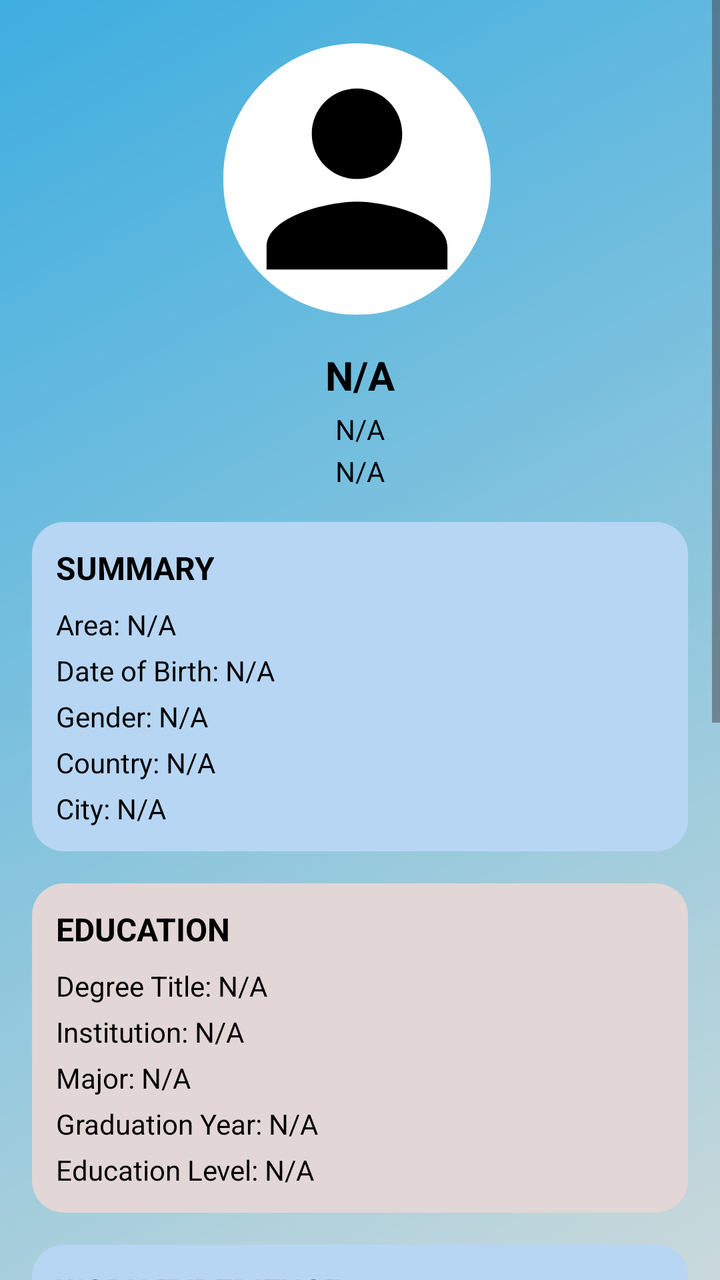
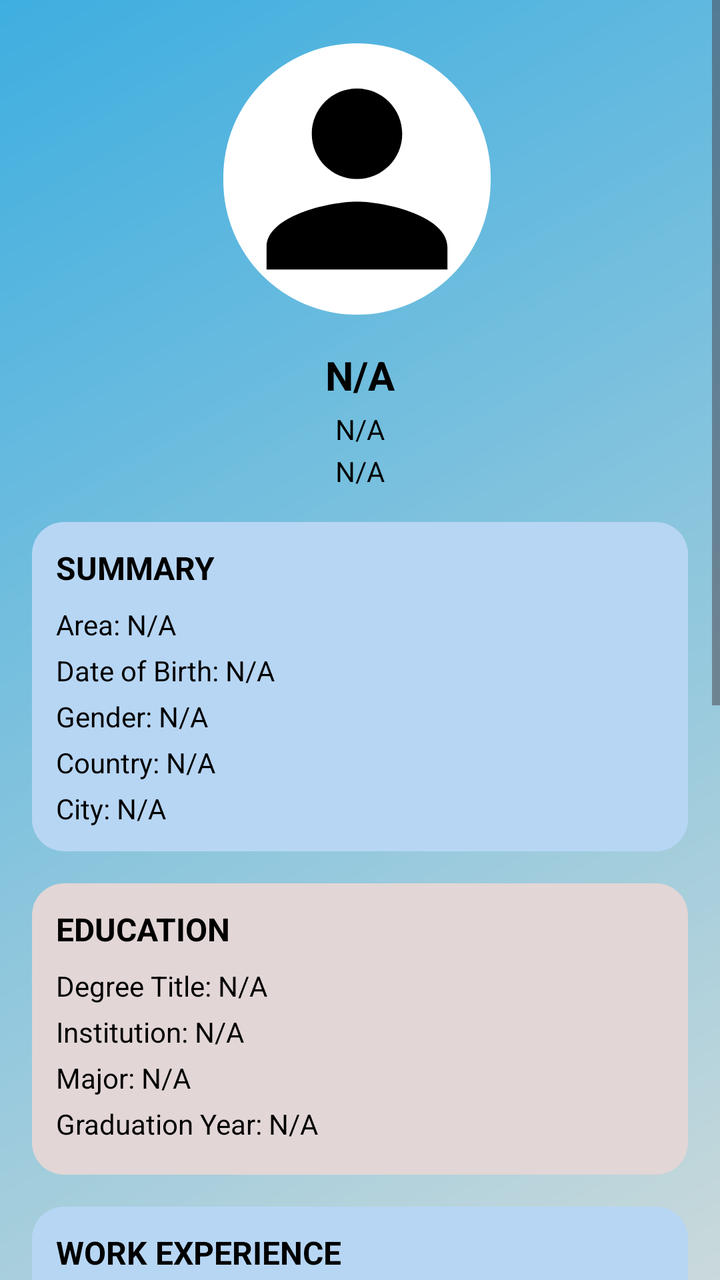

The first picture is an Android layout as it rendered before a commit; the second is the same layout after the commit. The layout source and the unified diff follow.
<!-- AndroidManifest.xml: application theme Theme.CV_Builder -->
<!-- res/layout/activity_result.xml -->
<?xml version="1.0" encoding="utf-8"?>
<ScrollView xmlns:android="http://schemas.android.com/apk/res/android"
    xmlns:app="http://schemas.android.com/apk/res-auto"
    android:id="@+id/main"
    android:layout_width="match_parent"
    android:layout_height="match_parent"
    android:background="@drawable/splash_background">

    <LinearLayout
        android:layout_width="match_parent"
        android:layout_height="wrap_content"
        android:orientation="vertical"
        android:padding="16dp">

        
        <LinearLayout
            android:layout_width="match_parent"
            android:layout_height="wrap_content"
            android:orientation="vertical"
            android:gravity="center_horizontal">

            <com.google.android.material.imageview.ShapeableImageView
                android:id="@+id/ivProfilePictureResult"
                android:layout_width="150dp"
                android:layout_height="150dp"
                android:layout_marginBottom="8dp"
                app:shapeAppearanceOverlay="@style/CircleImageView"
                android:background="@android:drawable/picture_frame"
                android:scaleType="centerCrop"
                android:src="@drawable/ic_profile_placeholder" />

            <TextView
                android:id="@+id/tvFullName"
                android:layout_width="wrap_content"
                android:layout_height="wrap_content"
                android:text="N/A"
                android:textSize="20sp"
                android:textStyle="bold"
                android:textColor="#000000"
                android:layout_marginBottom="4dp" />

            <TextView
                android:id="@+id/tvEmail"
                android:layout_width="wrap_content"
                android:layout_height="wrap_content"
                android:text="N/A"
                android:textSize="14sp"
                android:textColor="#000000"
                android:layout_marginBottom="2dp" />

            <TextView
                android:id="@+id/tvPhone"
                android:layout_width="wrap_content"
                android:layout_height="wrap_content"
                android:text="N/A"
                android:textSize="14sp"
                android:textColor="#000000"
                android:layout_marginBottom="16dp" />
        </LinearLayout>

        
        <LinearLayout
            android:layout_width="match_parent"
            android:layout_height="wrap_content"
            android:orientation="vertical"
            android:background="@drawable/rounded_background"
            android:padding="12dp"
            android:layout_marginBottom="16dp">

            <TextView
                android:layout_width="wrap_content"
                android:layout_height="wrap_content"
                android:text="SUMMARY"
                android:textSize="16sp"
                android:textStyle="bold"
                android:textColor="#000000"
                android:layout_marginBottom="8dp" />

            <TextView
                android:id="@+id/tvArea"
                android:layout_width="wrap_content"
                android:layout_height="wrap_content"
                android:text="Area: N/A"
                android:textSize="14sp"
                android:textColor="#000000"
                android:layout_marginBottom="4dp" />

            <TextView
                android:id="@+id/tvDob"
                android:layout_width="wrap_content"
                android:layout_height="wrap_content"
                android:text="Date of Birth: N/A"
                android:textSize="14sp"
                android:textColor="#000000"
                android:layout_marginBottom="4dp" />

            <TextView
                android:id="@+id/tvGender"
                android:layout_width="wrap_content"
                android:layout_height="wrap_content"
                android:text="Gender: N/A"
                android:textSize="14sp"
                android:textColor="#000000"
                android:layout_marginBottom="4dp" />

            <TextView
                android:id="@+id/tvCountry"
                android:layout_width="wrap_content"
                android:layout_height="wrap_content"
                android:text="Country: N/A"
                android:textSize="14sp"
                android:textColor="#000000"
                android:layout_marginBottom="4dp" />

            <TextView
                android:id="@+id/tvCity"
                android:layout_width="wrap_content"
                android:layout_height="wrap_content"
                android:text="City: N/A"
                android:textSize="14sp"
                android:textColor="#000000" />
        </LinearLayout>

        
        <LinearLayout
            android:layout_width="match_parent"
            android:layout_height="wrap_content"
            android:orientation="vertical"
            android:background="@drawable/rounded_background_gray"
            android:padding="12dp"
            android:layout_marginBottom="16dp">

            <TextView
                android:layout_width="wrap_content"
                android:layout_height="wrap_content"
                android:text="EDUCATION"
                android:textSize="16sp"
                android:textStyle="bold"
                android:textColor="#000000"
                android:layout_marginBottom="8dp" />

            <TextView
                android:id="@+id/tvDegreeTitle"
                android:layout_width="wrap_content"
                android:layout_height="wrap_content"
                android:text="Degree Title: N/A"
                android:textSize="14sp"
                android:textColor="#000000"
                android:layout_marginBottom="4dp" />

            <TextView
                android:id="@+id/tvInstitution"
                android:layout_width="wrap_content"
                android:layout_height="wrap_content"
                android:text="Institution: N/A"
                android:textSize="14sp"
                android:textColor="#000000"
                android:layout_marginBottom="4dp" />

            <TextView
                android:id="@+id/tvMajor"
                android:layout_width="wrap_content"
                android:layout_height="wrap_content"
                android:text="Major: N/A"
                android:textSize="14sp"
                android:textColor="#000000"
                android:layout_marginBottom="4dp" />

            <TextView
                android:id="@+id/tvGradYear"
                android:layout_width="wrap_content"
                android:layout_height="wrap_content"
                android:text="Graduation Year: N/A"
                android:textSize="14sp"
                android:textColor="#000000"
                android:layout_marginBottom="4dp" />

            <TextView
                android:id="@+id/tvEducationLevel"
                android:layout_width="wrap_content"
                android:layout_height="wrap_content"
                android:text="Education Level: N/A"
                android:textSize="14sp"
                android:textColor="#000000" />
        </LinearLayout>

        
        <LinearLayout
            android:layout_width="match_parent"
            android:layout_height="wrap_content"
            android:background="@drawable/rounded_background"
            android:orientation="vertical"
            android:padding="12dp"
            android:layout_marginBottom="16dp">

            <TextView
                android:layout_width="wrap_content"
                android:layout_height="wrap_content"
                android:text="WORK EXPERIENCE"
                android:textSize="16sp"
                android:textStyle="bold"
                android:textColor="#000000"
                android:layout_marginBottom="8dp" />

            <TextView
                android:id="@+id/tvCompanyName"
                android:layout_width="wrap_content"
                android:layout_height="wrap_content"
                android:text="Company: N/A"
                android:textSize="14sp"
                android:textColor="#000000"
                android:layout_marginBottom="4dp" />

            <TextView
                android:id="@+id/tvJobTitle"
                android:layout_width="wrap_content"
                android:layout_height="wrap_content"
                android:text="Job Title: N/A"
                android:textSize="14sp"
                android:textColor="#000000"
                android:layout_marginBottom="4dp" />

            <TextView
                android:id="@+id/tvStartDate"
                android:layout_width="wrap_content"
                android:layout_height="wrap_content"
                android:text="Start Date: N/A"
                android:textSize="14sp"
                android:textColor="#000000"
                android:layout_marginBottom="4dp" />

            <TextView
                android:id="@+id/tvEndDate"
                android:layout_width="wrap_content"
                android:layout_height="wrap_content"
                android:text="End Date: N/A"
                android:textSize="14sp"
                android:textColor="#000000"
                android:layout_marginBottom="4dp" />

            <TextView
                android:id="@+id/tvResponsibilities"
                android:layout_width="wrap_content"
                android:layout_height="wrap_content"
                android:text="Responsibilities: N/A"
                android:textSize="14sp"
                android:textColor="#000000"
                android:layout_marginBottom="4dp" />

            <TextView
                android:id="@+id/tvTechnologies"
                android:layout_width="wrap_content"
                android:layout_height="wrap_content"
                android:text="Technologies: N/A"
                android:textSize="14sp"
                android:textColor="#000000" />
        </LinearLayout>

        
        <LinearLayout
            android:layout_width="match_parent"
            android:layout_height="wrap_content"
            android:orientation="vertical"
            android:background="@drawable/rounded_background_gray"
            android:padding="12dp"
            android:layout_marginBottom="16dp">

            <TextView
                android:layout_width="wrap_content"
                android:layout_height="wrap_content"
                android:text="SKILLS &amp; CERTIFICATIONS"
                android:textSize="16sp"
                android:textStyle="bold"
                android:textColor="#000000"
                android:layout_marginBottom="8dp" />

            <TextView
                android:id="@+id/tvSkills"
                android:layout_width="wrap_content"
                android:layout_height="wrap_content"
                android:text="Skills: N/A"
                android:textSize="14sp"
                android:textColor="#000000"
                android:layout_marginBottom="4dp" />

            <TextView
                android:id="@+id/tvCertifications"
                android:layout_width="wrap_content"
                android:layout_height="wrap_content"
                android:text="Certifications: N/A"
                android:textSize="14sp"
                android:textColor="#000000" />
        </LinearLayout>

        
        <LinearLayout
            android:layout_width="match_parent"
            android:layout_height="wrap_content"
            android:orientation="vertical"
            android:background="@drawable/rounded_background"
            android:padding="12dp"
            android:layout_marginBottom="16dp">

            <TextView
                android:layout_width="wrap_content"
                android:layout_height="wrap_content"
                android:text="REFERENCES"
                android:textSize="16sp"
                android:textStyle="bold"
                android:textColor="#000000"
                android:layout_marginBottom="8dp" />

            <TextView
                android:id="@+id/tvRef1"
                android:layout_width="wrap_content"
                android:layout_height="wrap_content"
                android:text="Reference 1: N/A"
                android:textSize="14sp"
                android:textColor="#000000"
                android:layout_marginBottom="8dp" />

            <TextView
                android:id="@+id/tvRef2"
                android:layout_width="wrap_content"
                android:layout_height="wrap_content"
                android:text="Reference 2: N/A"
                android:textSize="14sp"
                android:textColor="#000000" />
        </LinearLayout>

        
        <Button
            android:id="@+id/downloadCV"
            android:layout_width="match_parent"
            android:layout_height="wrap_content"
            android:text="Download CV"
            android:textSize="16sp"
            android:backgroundTint="#2196F3"
            android:textColor="#FFFFFF"
            android:layout_marginTop="16dp" />

    </LinearLayout>
</ScrollView>
<!-- resources referenced by this layout -->
<resources>
  <!-- drawable ic_profile_placeholder (drawable) -->
  <vector xmlns:android="http://schemas.android.com/apk/res/android" android:height="24dp" android:tint="#000000" android:viewportHeight="24" android:viewportWidth="24" android:width="24dp">
        
      <path android:fillColor="@android:color/white" android:pathData="M12,12c2.21,0 4,-1.79 4,-4s-1.79,-4 -4,-4 -4,1.79 -4,4 1.79,4 4,4zM12,14c-2.67,0 -8,1.34 -8,4v2h16v-2c0,-2.66 -5.33,-4 -8,-4z"/>
      
  </vector>
  <!-- drawable rounded_background (drawable) -->
  <?xml version="1.0" encoding="utf-8"?>
  <shape xmlns:android="http://schemas.android.com/apk/res/android">
      
      <solid android:color="#B7D6F4" />
  
      <corners android:radius="16dp" />
  </shape>
  <!-- drawable rounded_background_gray (drawable) -->
  <?xml version="1.0" encoding="utf-8"?>
  <shape xmlns:android="http://schemas.android.com/apk/res/android">
      <solid android:color="#E2D6D6" />
      <corners android:radius="16dp" />
  </shape>
  <!-- drawable splash_background (drawable) -->
  <?xml version="1.0" encoding="utf-8"?>
  <shape xmlns:android="http://schemas.android.com/apk/res/android">
      <gradient
          android:startColor="#CAD9DB"
          android:endColor="#3EAEE0"
          android:angle="135" />
  </shape>
  <style name="CircleImageView" parent="Widget.MaterialComponents.ShapeableImageView">
          <item name="cornerSize">50%</item>
          <item name="backgroundColor">@android:color/white</item>
      </style>
  <style name="Theme.CV_Builder" parent="Base.Theme.CV_Builder" />
  <style name="Base.Theme.CV_Builder" parent="Theme.Material3.DayNight.NoActionBar">
          
          
      </style>
</resources>

<!-- the commit's change to res/layout/activity_result.xml (unified diff, before → after) -->
@@ -174,12 +174,95 @@
                 android:textSize="14sp"
                 android:textColor="#000000"
                 android:layout_marginBottom="4dp" />
-
-            <TextView
-                android:id="@+id/tvEducationLevel"
-                android:layout_width="wrap_content"
-                android:layout_height="wrap_content"
-                android:text="Education Level: N/A"
+        </LinearLayout>
+
+        
+        <LinearLayout
+            android:layout_width="match_parent"
+            android:layout_height="wrap_content"
+            android:background="@drawable/rounded_background"
+            android:orientation="vertical"
+            android:padding="12dp"
+            android:layout_marginBottom="16dp">
+
+            <TextView
+                android:layout_width="wrap_content"
+                android:layout_height="wrap_content"
+                android:text="WORK EXPERIENCE"
+                android:textSize="16sp"
+                android:textStyle="bold"
+                android:textColor="#000000"
+                android:layout_marginBottom="8dp" />
+
+            <TextView
+                android:id="@+id/tvCompanyName"
+                android:layout_width="wrap_content"
+                android:layout_height="wrap_content"
+                android:text="Company: N/A"
+                android:textSize="14sp"
+                android:textColor="#000000"
+                android:layout_marginBottom="4dp" />
+
+            <TextView
+                android:id="@+id/tvJobTitle"
+                android:layout_width="wrap_content"
+                android:layout_height="wrap_content"
+                android:text="Job Title: N/A"
+                android:textSize="14sp"
+                android:textColor="#000000"
+                android:layout_marginBottom="4dp" />
+
+            <TextView
+                android:id="@+id/tvStartDate"
+                android:layout_width="wrap_content"
+                android:layout_height="wrap_content"
+                android:text="Start Date: N/A"
+                android:textSize="14sp"
+                android:textColor="#000000"
+                android:layout_marginBottom="4dp" />
+
+            <TextView
+                android:id="@+id/tvEndDate"
+                android:layout_width="wrap_content"
+                android:layout_height="wrap_content"
+                android:text="End Date: N/A"
+                android:textSize="14sp"
+                android:textColor="#000000"
+                android:layout_marginBottom="4dp" />
+        </LinearLayout>
+
+        
+        <LinearLayout
+            android:layout_width="match_parent"
+            android:layout_height="wrap_content"
+            android:orientation="vertical"
+            android:background="@drawable/rounded_background_gray"
+            android:padding="12dp"
+            android:layout_marginBottom="16dp">
+
+            <TextView
+                android:layout_width="wrap_content"
+                android:layout_height="wrap_content"
+                android:text="SKILLS &amp; CERTIFICATIONS"
+                android:textSize="16sp"
+                android:textStyle="bold"
+                android:textColor="#000000"
+                android:layout_marginBottom="8dp" />
+
+            <TextView
+                android:id="@+id/tvSkills"
+                android:layout_width="wrap_content"
+                android:layout_height="wrap_content"
+                android:text="Skills: N/A"
+                android:textSize="14sp"
+                android:textColor="#000000"
+                android:layout_marginBottom="4dp" />
+
+            <TextView
+                android:id="@+id/tvCertifications"
+                android:layout_width="wrap_content"
+                android:layout_height="wrap_content"
+                android:text="Certifications: N/A"
                 android:textSize="14sp"
                 android:textColor="#000000" />
         </LinearLayout>
@@ -188,116 +271,8 @@
         <LinearLayout
             android:layout_width="match_parent"
             android:layout_height="wrap_content"
+            android:orientation="vertical"
             android:background="@drawable/rounded_background"
-            android:orientation="vertical"
-            android:padding="12dp"
-            android:layout_marginBottom="16dp">
-
-            <TextView
-                android:layout_width="wrap_content"
-                android:layout_height="wrap_content"
-                android:text="WORK EXPERIENCE"
-                android:textSize="16sp"
-                android:textStyle="bold"
-                android:textColor="#000000"
-                android:layout_marginBottom="8dp" />
-
-            <TextView
-                android:id="@+id/tvCompanyName"
-                android:layout_width="wrap_content"
-                android:layout_height="wrap_content"
-                android:text="Company: N/A"
-                android:textSize="14sp"
-                android:textColor="#000000"
-                android:layout_marginBottom="4dp" />
-
-            <TextView
-                android:id="@+id/tvJobTitle"
-                android:layout_width="wrap_content"
-                android:layout_height="wrap_content"
-                android:text="Job Title: N/A"
-                android:textSize="14sp"
-                android:textColor="#000000"
-                android:layout_marginBottom="4dp" />
-
-            <TextView
-                android:id="@+id/tvStartDate"
-                android:layout_width="wrap_content"
-                android:layout_height="wrap_content"
-                android:text="Start Date: N/A"
-                android:textSize="14sp"
-                android:textColor="#000000"
-                android:layout_marginBottom="4dp" />
-
-            <TextView
-                android:id="@+id/tvEndDate"
-                android:layout_width="wrap_content"
-                android:layout_height="wrap_content"
-                android:text="End Date: N/A"
-                android:textSize="14sp"
-                android:textColor="#000000"
-                android:layout_marginBottom="4dp" />
-
-            <TextView
-                android:id="@+id/tvResponsibilities"
-                android:layout_width="wrap_content"
-                android:layout_height="wrap_content"
-                android:text="Responsibilities: N/A"
-                android:textSize="14sp"
-                android:textColor="#000000"
-                android:layout_marginBottom="4dp" />
-
-            <TextView
-                android:id="@+id/tvTechnologies"
-                android:layout_width="wrap_content"
-                android:layout_height="wrap_content"
-                android:text="Technologies: N/A"
-                android:textSize="14sp"
-                android:textColor="#000000" />
-        </LinearLayout>
-
-        
-        <LinearLayout
-            android:layout_width="match_parent"
-            android:layout_height="wrap_content"
-            android:orientation="vertical"
-            android:background="@drawable/rounded_background_gray"
-            android:padding="12dp"
-            android:layout_marginBottom="16dp">
-
-            <TextView
-                android:layout_width="wrap_content"
-                android:layout_height="wrap_content"
-                android:text="SKILLS &amp; CERTIFICATIONS"
-                android:textSize="16sp"
-                android:textStyle="bold"
-                android:textColor="#000000"
-                android:layout_marginBottom="8dp" />
-
-            <TextView
-                android:id="@+id/tvSkills"
-                android:layout_width="wrap_content"
-                android:layout_height="wrap_content"
-                android:text="Skills: N/A"
-                android:textSize="14sp"
-                android:textColor="#000000"
-                android:layout_marginBottom="4dp" />
-
-            <TextView
-                android:id="@+id/tvCertifications"
-                android:layout_width="wrap_content"
-                android:layout_height="wrap_content"
-                android:text="Certifications: N/A"
-                android:textSize="14sp"
-                android:textColor="#000000" />
-        </LinearLayout>
-
-        
-        <LinearLayout
-            android:layout_width="match_parent"
-            android:layout_height="wrap_content"
-            android:orientation="vertical"
-            android:background="@drawable/rounded_background"
             android:padding="12dp"
             android:layout_marginBottom="16dp">
 
@@ -311,21 +286,49 @@
                 android:layout_marginBottom="8dp" />
 
             <TextView
-                android:id="@+id/tvRef1"
-                android:layout_width="wrap_content"
-                android:layout_height="wrap_content"
-                android:text="Reference 1: N/A"
-                android:textSize="14sp"
-                android:textColor="#000000"
-                android:layout_marginBottom="8dp" />
-
-            <TextView
-                android:id="@+id/tvRef2"
-                android:layout_width="wrap_content"
-                android:layout_height="wrap_content"
-                android:text="Reference 2: N/A"
-                android:textSize="14sp"
-                android:textColor="#000000" />
+                android:id="@+id/tvRefName"
+                android:layout_width="wrap_content"
+                android:layout_height="wrap_content"
+                android:text="Reference Name: N/A"
+                android:textSize="14sp"
+                android:textColor="#000000"
+                android:layout_marginBottom="8dp" />
+
+            <TextView
+                android:id="@+id/tvRefJob"
+                android:layout_width="wrap_content"
+                android:layout_height="wrap_content"
+                android:text="Reference Job: N/A"
+                android:textSize="14sp"
+                android:textColor="#000000"
+                android:layout_marginBottom="8dp" />
+
+            <TextView
+                android:id="@+id/tvRefCompany"
+                android:layout_width="wrap_content"
+                android:layout_height="wrap_content"
+                android:text="Reference Company: N/A"
+                android:textSize="14sp"
+                android:textColor="#000000"
+                android:layout_marginBottom="8dp" />
+
+            <TextView
+                android:id="@+id/tvRefEmail"
+                android:layout_width="wrap_content"
+                android:layout_height="wrap_content"
+                android:text="Reference Email: N/A"
+                android:textSize="14sp"
+                android:textColor="#000000"
+                android:layout_marginBottom="8dp" />
+
+            <TextView
+                android:id="@+id/tvRefPhone"
+                android:layout_width="wrap_content"
+                android:layout_height="wrap_content"
+                android:text="Reference Phone: N/A"
+                android:textSize="14sp"
+                android:textColor="#000000"
+                android:layout_marginBottom="8dp" />
         </LinearLayout>
 
         
